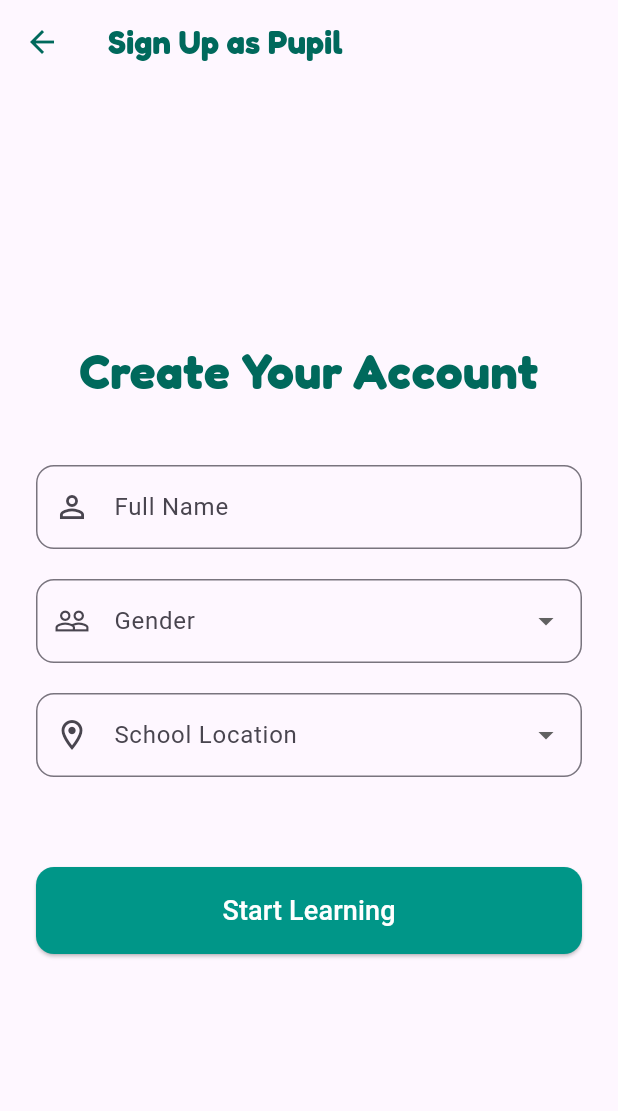
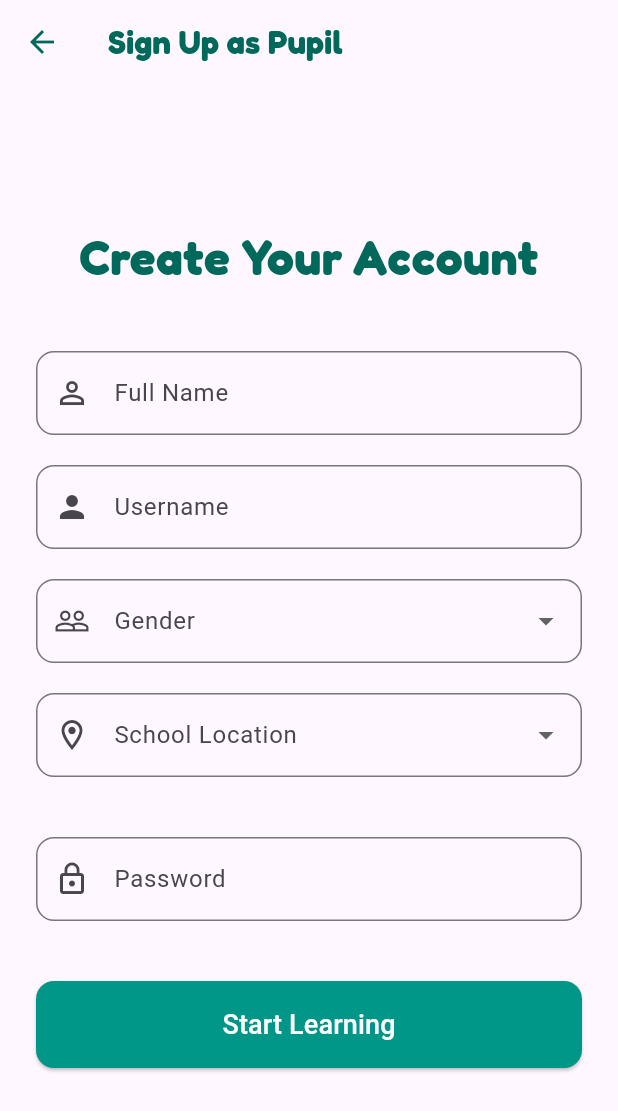
Before and after one commit to RiskyRat007/yoruphonics_v2, a Flutter app: the LoginScreen screen opened by its route, after a tap on "Log In", after a tap on "Sign Up", after a tap on "Pupil", on a phone screen of 412 x 824 dp. Shown: the top 1111 px of the screen. Run offline on Flutter 3.47's test engine with Material 3 defaults, Android fonts, the phone set to English and light mode, and no system bars; our stand-ins replace animated_text_kit, audioplayers, cloud_firestore, firebase_auth, firebase_core, flutter_spinkit and 2 more; accounts and stored records are empty; Roboto replaces fonts that are missing (Noto).

Commit message:
feat: modify user authentication flow with login, signup, and role-based dashboards.

```diff
--- a/lib/screens/auth/login_screen.dart
+++ b/lib/screens/auth/login_screen.dart
@@ -52,17 +52,25 @@ class _LoginScreenState extends State<LoginScreen> {
                 ),
                 const SizedBox(height: 40),
 
-                // Email field
+                // Email/Username field
                 TextFormField(
                   decoration: InputDecoration(
-                    labelText: 'Email',
-                    prefixIcon: const Icon(Icons.email_outlined),
+                    labelText: 'Email or Username',
+                    prefixIcon: const Icon(Icons.person_outline),
                     border: OutlineInputBorder(
                       borderRadius: BorderRadius.circular(12),
                     ),
                   ),
-                  onChanged: (val) => email = val,
-                  validator: (val) => val!.isEmpty ? 'Enter an email' : null,
+                  onChanged: (val) {
+                    // Smart handling: if it looks like a username, treat as pupil
+                    if (!val.contains('@')) {
+                      email = '$val@pupil.yoruphonics.com';
+                    } else {
+                      email = val;
+                    }
+                  },
+                  validator: (val) =>
+                      val!.isEmpty ? 'Enter email/username' : null,
                 ),
                 const SizedBox(height: 20),
 
@@ -105,6 +113,7 @@ class _LoginScreenState extends State<LoginScreen> {
                           if (_formKey.currentState!.validate()) {
                             setState(() => isLoading = true);
                             try {
+                              // 'email' variable already has the correct format from onChanged
                               UserModel? result = await _auth
                                   .signInWithEmailAndPassword(email, password);
                               if (result == null) {
--- a/lib/screens/auth/signup_screen.dart
+++ b/lib/screens/auth/signup_screen.dart
@@ -70,6 +70,20 @@ class _SignupScreenState extends State<SignupScreen> {
                   validator: (val) => val!.isEmpty ? 'Enter your name' : null,
                 ),
                 const SizedBox(height: 20),
+                if (widget.role == 'pupil')
+                  TextFormField(
+                    decoration: InputDecoration(
+                      labelText: 'Username',
+                      prefixIcon: const Icon(Icons.person),
+                      border: OutlineInputBorder(
+                        borderRadius: BorderRadius.circular(12),
+                      ),
+                    ),
+                    onChanged: (val) => email = '$val@pupil.yoruphonics.com',
+                    validator: (val) =>
+                        val!.isEmpty ? 'Enter a username' : null,
+                  ),
+                const SizedBox(height: 20),
                 if (widget.role == 'pupil') ...[
                   DropdownButtonFormField<String>(
                     decoration: InputDecoration(
@@ -126,6 +140,8 @@ class _SignupScreenState extends State<SignupScreen> {
                     validator: (val) => val!.isEmpty ? 'Enter an email' : null,
                   ),
                   const SizedBox(height: 20),
+                ],
+                // Password (Always show now)
                 TextFormField(
                   obscureText: true,
                   decoration: InputDecoration(
@@ -136,12 +152,10 @@ class _SignupScreenState extends State<SignupScreen> {
                     ),
                   ),
                   onChanged: (val) => password = val,
-                    validator: (val) => val!.length < 6
-                        ? 'Enter a password 6+ chars long'
-                        : null,
+                  validator: (val) =>
+                      val!.length < 6 ? 'Enter a password 6+ chars long' : null,
                 ),
                 const SizedBox(height: 20),
-                ],
                 if (error.isNotEmpty)
                   Text(
                     error,
@@ -166,13 +180,7 @@ class _SignupScreenState extends State<SignupScreen> {
                             setState(() => isLoading = true);
                             try {
                               UserModel? result;
-                              if (widget.role == 'pupil') {
-                                result = await _auth.signInAnonymously(
-                                  name,
-                                  gender,
-                                  schoolLocation,
-                                );
-                              } else {
+                              // All roles now use Email/Password (Pupil uses pseudo-email)
                               result = await _auth.signUpWithEmailAndPassword(
                                 email,
                                 password,
@@ -181,7 +189,6 @@ class _SignupScreenState extends State<SignupScreen> {
                                 gender: gender,
                                 schoolLocation: schoolLocation,
                               );
-                              }
 
                               if (result == null) {
                                 setState(() {
@@ -190,7 +197,6 @@ class _SignupScreenState extends State<SignupScreen> {
                                   isLoading = false;
                                 });
                               } else {
-                                // Navigation handled by wrapper or manual pop
                                 // Navigate to splash screen
                                 Navigator.pushReplacement(
                                   context,
--- a/lib/screens/researcher_dashboard.dart
+++ b/lib/screens/researcher_dashboard.dart
@@ -46,6 +46,7 @@ class ResearcherDashboardScreen extends StatelessWidget {
           'Researcher Dashboard',
           style: TextStyle(fontWeight: FontWeight.bold),
         ),
+        foregroundColor: Colors.white,
         backgroundColor: Colors.purple,
         actions: [
           IconButton(
```
Also changed, not shown: lib/screens/home_screen.dart (+21 -3 lines), lib/screens/teacher_dashboard.dart (+16 -1 lines), lib/services/auth_service.dart (+0 -41 lines). Lines whose indentation alone changed are shown as unchanged.
